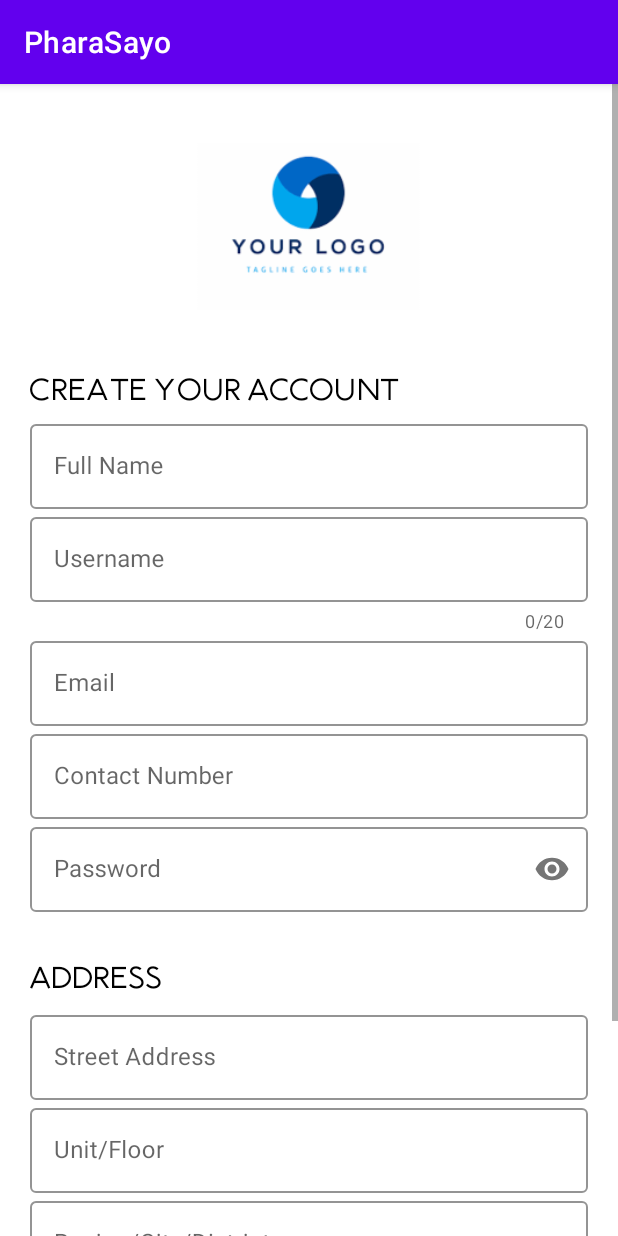
After one commit to kathro101/PharaSayo, an Android app: the SignUp screen opened directly, with no data from a screen before it, on a phone screen of 412 x 824 dp. The commit adds this screen. Run offline under Robolectric (Android 15) with nearby library versions, the phone set to English and light mode, and no system bars.

Commit message:
Update changes SignUp 12/20

```diff
--- a/app/src/main/AndroidManifest.xml
+++ b/app/src/main/AndroidManifest.xml
@@ -1,9 +1,8 @@
 <?xml version="1.0" encoding="utf-8"?>
 <manifest xmlns:android="http://schemas.android.com/apk/res/android"
-    package="com.example.pharasayo">
+    package="com.example.pharasayo" >
 
-    <uses-permission android:name="android.permission.INTERNET"/>
-
+    <uses-permission android:name="android.permission.INTERNET" />
 
     <application
         android:allowBackup="true"
@@ -11,14 +10,16 @@
         android:label="@string/app_name"
         android:roundIcon="@mipmap/ic_launcher_round"
         android:supportsRtl="true"
-        android:theme="@style/Theme.PharaSayo">
-
+        android:theme="@style/Theme.PharaSayo" >
+        <activity
+            android:name=".SignUp"
+            android:exported="false" />
         <activity
             android:name=".HomeActivity"
             android:exported="false" />
         <activity
             android:name=".MainActivity"
-            android:exported="true">
+            android:exported="true" >
             <intent-filter>
                 <action android:name="android.intent.action.MAIN" />
 
--- /dev/null
+++ b/app/src/main/java/com/example/pharasayo/SignUp.java
@@ -0,0 +1,14 @@
+package com.example.pharasayo;
+
+import androidx.appcompat.app.AppCompatActivity;
+
+import android.os.Bundle;
+
+public class SignUp extends AppCompatActivity {
+
+    @Override
+    protected void onCreate(Bundle savedInstanceState) {
+        super.onCreate(savedInstanceState);
+        setContentView(R.layout.activity_sign_up);
+    }
+}
--- a/app/src/main/res/layout/activity_main.xml
+++ b/app/src/main/res/layout/activity_main.xml
@@ -22,7 +22,9 @@
         android:layout_height="wrap_content"
         android:layout_marginTop="10dp"
         android:layout_marginBottom="20dp"
-        android:orientation="vertical">
+        android:orientation="vertical"
+        android:focusable="true"
+        android:focusableInTouchMode="true">
 
         <com.google.android.material.textfield.TextInputLayout
             android:layout_width="match_parent"
@@ -36,7 +38,8 @@
                 android:layout_width="match_parent"
                 android:layout_height="wrap_content"
                 android:backgroundTint="@color/white"
-                android:imeOptions="actionDone"/>
+                android:inputType="text"
+                android:imeOptions="actionNext"/>
 
         </com.google.android.material.textfield.TextInputLayout>
 
@@ -67,7 +70,7 @@
             android:layout_margin="5dp"/>
 
         <Button
-            android:layout_width="200dp"
+            android:layout_width="match_parent"
             android:layout_height="wrap_content"
             android:layout_gravity="center"
             android:layout_marginTop="3dp"
@@ -121,6 +124,7 @@
         android:background="#00000000"
         android:fontFamily="@font/enceladus"
         android:text="New User? Sign Up"
+        android:id="@+id/signup_screen"
         android:textAllCaps="false"
         android:textColor="#000"/>
 
--- /dev/null
+++ b/app/src/main/res/layout/activity_sign_up.xml
@@ -0,0 +1,204 @@
+<?xml version="1.0" encoding="utf-8"?>
+<ScrollView xmlns:android="http://schemas.android.com/apk/res/android"
+    xmlns:app="http://schemas.android.com/apk/res-auto"
+    xmlns:tools="http://schemas.android.com/tools"
+    android:layout_width="match_parent"
+    android:layout_height="match_parent"
+    tools:context=".SignUp"
+    android:fillViewport="true">
+
+    <LinearLayout
+        android:layout_width="match_parent"
+        android:layout_height="match_parent"
+        android:orientation="vertical"
+        android:background="#fff"
+        android:padding="20dp">
+
+        <ImageView
+            android:id="@+id/logo_image"
+            android:layout_width="150dp"
+            android:layout_height="150dp"
+            android:layout_gravity="center"
+            android:src="@drawable/logo_social"/>
+
+
+        <TextView
+            android:layout_width="wrap_content"
+            android:layout_height="wrap_content"
+            android:text="Create your Account"
+            android:layout_marginTop="20dp"
+            android:fontFamily="@font/royalcres"
+            android:textColor="@color/black"
+            android:textSize="18sp"/>
+
+        <LinearLayout
+            android:layout_width="match_parent"
+            android:layout_height="wrap_content"
+            android:layout_marginTop="5dp"
+            android:layout_marginBottom="20dp"
+            android:orientation="vertical"
+            android:focusable="true"
+            android:focusableInTouchMode="true">
+
+            <com.google.android.material.textfield.TextInputLayout
+                android:layout_width="match_parent"
+                android:layout_height="wrap_content"
+                android:id="@+id/fullname"
+                android:hint="Full Name"
+                style="@style/Widget.MaterialComponents.TextInputLayout.OutlinedBox"
+                app:boxStrokeColor="@color/black">
+
+                <com.google.android.material.textfield.TextInputEditText
+                    android:layout_width="match_parent"
+                    android:layout_height="wrap_content"
+                    android:inputType="textCapSentences"
+                    android:imeOptions="actionNext"/>
+            </com.google.android.material.textfield.TextInputLayout>
+
+            <com.google.android.material.textfield.TextInputLayout
+                android:layout_width="match_parent"
+                android:layout_height="wrap_content"
+                android:id="@+id/username"
+                android:hint="Username"
+                style="@style/Widget.MaterialComponents.TextInputLayout.OutlinedBox"
+                app:boxStrokeColor="@color/black"
+                app:counterEnabled="true"
+                app:counterMaxLength="20">
+
+                <com.google.android.material.textfield.TextInputEditText
+                    android:layout_width="match_parent"
+                    android:layout_height="wrap_content"
+                    android:inputType="textCapSentences"
+                    android:imeOptions="actionNext"/>
+            </com.google.android.material.textfield.TextInputLayout>
+
+            <com.google.android.material.textfield.TextInputLayout
+                android:layout_width="match_parent"
+                android:layout_height="wrap_content"
+                android:id="@+id/email"
+                android:hint="Email"
+                style="@style/Widget.MaterialComponents.TextInputLayout.OutlinedBox"
+                app:boxStrokeColor="@color/black">
+
+                <com.google.android.material.textfield.TextInputEditText
+                    android:layout_width="match_parent"
+                    android:layout_height="wrap_content"
+                    android:inputType="textEmailAddress"
+                    android:imeOptions="actionNext"/>
+            </com.google.android.material.textfield.TextInputLayout>
+
+            <com.google.android.material.textfield.TextInputLayout
+                android:layout_width="match_parent"
+                android:layout_height="wrap_content"
+                android:id="@+id/phone"
+                android:hint="Contact Number"
+                style="@style/Widget.MaterialComponents.TextInputLayout.OutlinedBox"
+                app:boxStrokeColor="@color/black">
+
+                <com.google.android.material.textfield.TextInputEditText
+                    android:layout_width="match_parent"
+                    android:layout_height="wrap_content"
+                    android:inputType="phone"
+                    android:imeOptions="actionNext"/>
+            </com.google.android.material.textfield.TextInputLayout>
+
+            <com.google.android.material.textfield.TextInputLayout
+                android:layout_width="match_parent"
+                android:layout_height="wrap_content"
+                android:id="@+id/pass"
+                android:hint="Password"
+                style="@style/Widget.MaterialComponents.TextInputLayout.OutlinedBox"
+                app:boxStrokeColor="@color/black"
+                app:passwordToggleEnabled="true">
+
+                <com.google.android.material.textfield.TextInputEditText
+                    android:layout_width="match_parent"
+                    android:layout_height="wrap_content"
+                    android:inputType="textPassword"
+                    android:imeOptions="actionDone"/>
+            </com.google.android.material.textfield.TextInputLayout>
+        </LinearLayout>
+
+        <TextView
+            android:id="@+id/info2"
+            android:layout_width="wrap_content"
+            android:layout_height="wrap_content"
+            android:layout_marginTop="10dp"
+            android:text="Address"
+            android:textSize="18sp"
+            android:fontFamily="@font/royalcres"
+            android:layout_marginBottom="7dp"
+            android:textColor="@color/black"/>
+
+        <LinearLayout
+            android:layout_width="match_parent"
+            android:layout_height="wrap_content"
+            android:layout_marginBottom="20dp"
+            android:orientation="vertical"
+            android:focusable="true"
+            android:focusableInTouchMode="true">
+
+            <com.google.android.material.textfield.TextInputLayout
+                android:layout_width="match_parent"
+                android:layout_height="wrap_content"
+                android:id="@+id/address"
+                android:hint="Street Address"
+                style="@style/Widget.MaterialComponents.TextInputLayout.OutlinedBox"
+                app:boxStrokeColor="@color/black">
+
+                <com.google.android.material.textfield.TextInputEditText
+                    android:layout_width="match_parent"
+                    android:layout_height="wrap_content"
+                    android:inputType="textCapSentences"
+                    android:imeOptions="actionNext"/>
+            </com.google.android.material.textfield.TextInputLayout>
+
+            <com.google.android.material.textfield.TextInputLayout
+                android:layout_width="match_parent"
+                android:layout_height="wrap_content"
+                android:id="@+id/unit"
+                android:hint="Unit/Floor"
+                style="@style/Widget.MaterialComponents.TextInputLayout.OutlinedBox"
+                app:boxStrokeColor="@color/black">
+
+                <com.google.android.material.textfield.TextInputEditText
+                    android:layout_width="match_parent"
+                    android:layout_height="wrap_content"
+                    android:inputType="textCapSentences"
+                    android:imeOptions="actionNext"/>
+            </com.google.android.material.textfield.TextInputLayout>
+
+            <com.google.android.material.textfield.TextInputLayout
+                android:layout_width="match_parent"
+                android:layout_height="wrap_content"
+                android:id="@+id/location"
+                android:hint="Region/City/District"
+                style="@style/Widget.MaterialComponents.TextInputLayout.OutlinedBox"
+                app:boxStrokeColor="@color/black">
+
+                <com.google.android.material.textfield.TextInputEditText
+                    android:layout_width="match_parent"
+                    android:layout_height="wrap_content"
+                    android:inputType="textCapSentences"
+                    android:imeOptions="actionDone"/>
+            </com.google.android.material.textfield.TextInputLayout>
+        </LinearLayout>
+
+        <Button
+            android:layout_width="match_parent"
+            android:layout_height="wrap_content"
+            android:layout_gravity="center"
+            android:layout_marginTop="3dp"
+            android:layout_marginBottom="3dp"
+            android:text="Sign Up"
+            android:backgroundTint="#FD9727"/>
+
+        <Button
+            android:layout_width="match_parent"
+            android:layout_height="wrap_content"
+            android:text="Already have an Account? Login"
+            android:background="#00000000"
+            android:textColor="@color/black"/>
+    </LinearLayout>
+
+</ScrollView>
```
Also changed, not shown: app/src/main/res/font/royalcres.ttf (added), app/src/main/res/layout/activity_home.xml (line endings or trailing spaces).
